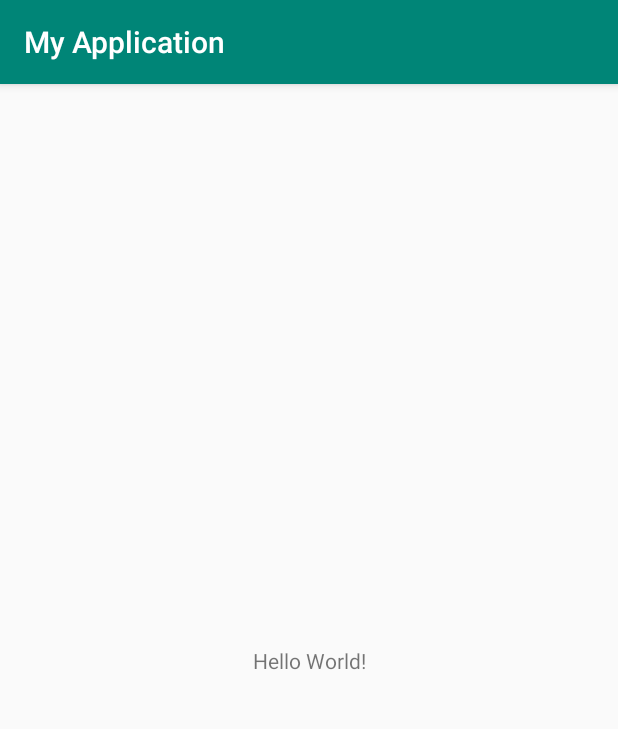
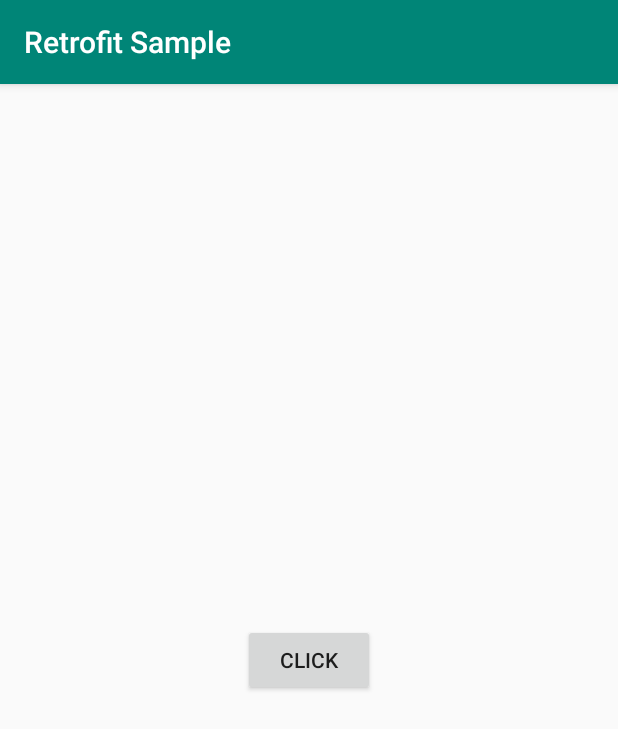
Before and after one commit to sivanandamarun/MySampleApplications, an Android app: the screen it shows after launch (MainActivity), on a phone screen of 412 x 824 dp. Shown: the top 729 px of the screen. Run offline under Robolectric (Android 15) with nearby library versions, the phone set to English and light mode, and no system bars.

Commit message:
retrofit finished

```diff
--- a/app/build.gradle
+++ b/app/build.gradle
@@ -22,7 +22,13 @@ dependencies {
     implementation fileTree(dir: 'libs', include: ['*.jar'])
     implementation 'androidx.appcompat:appcompat:1.0.2'
     implementation 'androidx.constraintlayout:constraintlayout:1.1.3'
+    compile 'com.squareup.retrofit2:retrofit:2.3.0'
+    compile 'com.squareup.retrofit2:converter-gson:2.2.0'
+    implementation 'com.android.support:appcompat-v7:28.0.0'
+    implementation 'com.android.support:recyclerview-v7:28.0.0'
+    implementation 'com.android.support:cardview-v7:28.0.0'
     testImplementation 'junit:junit:4.12'
     androidTestImplementation 'androidx.test:runner:1.1.1'
     androidTestImplementation 'androidx.test.espresso:espresso-core:3.1.1'
+
 }
--- a/app/src/main/AndroidManifest.xml
+++ b/app/src/main/AndroidManifest.xml
@@ -1,11 +1,11 @@
 <?xml version="1.0" encoding="utf-8"?>
 <manifest xmlns:android="http://schemas.android.com/apk/res/android"
     package="com.example.myapplication">
-
+    <uses-permission android:name="android.permission.INTERNET"/>
     <application
         android:allowBackup="true"
         android:icon="@mipmap/ic_launcher"
-        android:label="@string/app_name"
+        android:label=  "@string/app_name"
         android:roundIcon="@mipmap/ic_launcher_round"
         android:supportsRtl="true"
         android:theme="@style/AppTheme">
--- /dev/null
+++ b/app/src/main/java/com/example/myapplication/api/Api.java
@@ -0,0 +1,22 @@
+package com.example.myapplication.api;
+
+import com.example.myapplication.model.AndVersion;
+import com.example.myapplication.model.Hero;
+
+import java.util.List;
+
+import retrofit2.Call;
+import retrofit2.http.GET;
+
+public interface Api {
+    String BASE_URL = "https://simplifiedcoding.net/demos/";
+    String BASE_URL1 = "https://simplifiedcoding.net/demos/";
+
+    @GET("marvel")
+    Call<List<Hero>> getHeros();
+
+    @GET("android/jsonandroid")
+    Call<AndVersion> getVersions();
+
+
+}
--- a/app/src/main/res/layout/activity_main.xml
+++ b/app/src/main/res/layout/activity_main.xml
@@ -1,18 +1,28 @@
 <?xml version="1.0" encoding="utf-8"?>
-<androidx.constraintlayout.widget.ConstraintLayout xmlns:android="http://schemas.android.com/apk/res/android"
+<RelativeLayout
+    xmlns:android="http://schemas.android.com/apk/res/android"
     xmlns:app="http://schemas.android.com/apk/res-auto"
     xmlns:tools="http://schemas.android.com/tools"
     android:layout_width="match_parent"
+    android:orientation="vertical"
     android:layout_height="match_parent"
     tools:context=".MainActivity">
+    <RelativeLayout
+        android:layout_width="match_parent"
+        android:layout_height="match_parent"/>
 
-    <TextView
+    <Button
+        android:id="@+id/get"
         android:layout_width="wrap_content"
         android:layout_height="wrap_content"
-        android:text="Hello World!"
-        app:layout_constraintBottom_toBottomOf="parent"
-        app:layout_constraintLeft_toLeftOf="parent"
-        app:layout_constraintRight_toRightOf="parent"
-        app:layout_constraintTop_toTopOf="parent" />
+        android:text="Click"
+        android:layout_centerInParent="true"
+        android:gravity="center"/>
+</RelativeLayout>
 
-</androidx.constraintlayout.widget.ConstraintLayout>
+<!--<androidx.recyclerview.widget.RecyclerView
+    android:id="@+id/recyclerView"
+    android:layout_width="match_parent"
+    android:layout_height="match_parent"
+    android:padding="5dp"
+    android:layout_margin="5dp"/>-->
--- a/app/src/main/res/values/strings.xml
+++ b/app/src/main/res/values/strings.xml
@@ -1,3 +1,3 @@
 <resources>
-    <string name="app_name">My Application</string>
+    <string name="app_name">Retrofit Sample</string>
 </resources>
```
Also changed, not shown: app/src/main/java/com/example/myapplication/MainActivity.java (+89 -1 lines), app/src/main/java/com/example/myapplication/model/AndVersion.java (added, +22 -0 lines), app/src/main/java/com/example/myapplication/model/Hero.java (added, +89 -0 lines), app/src/main/res/layout/card_row.xml (added, +34 -0 lines), 1 other file.
